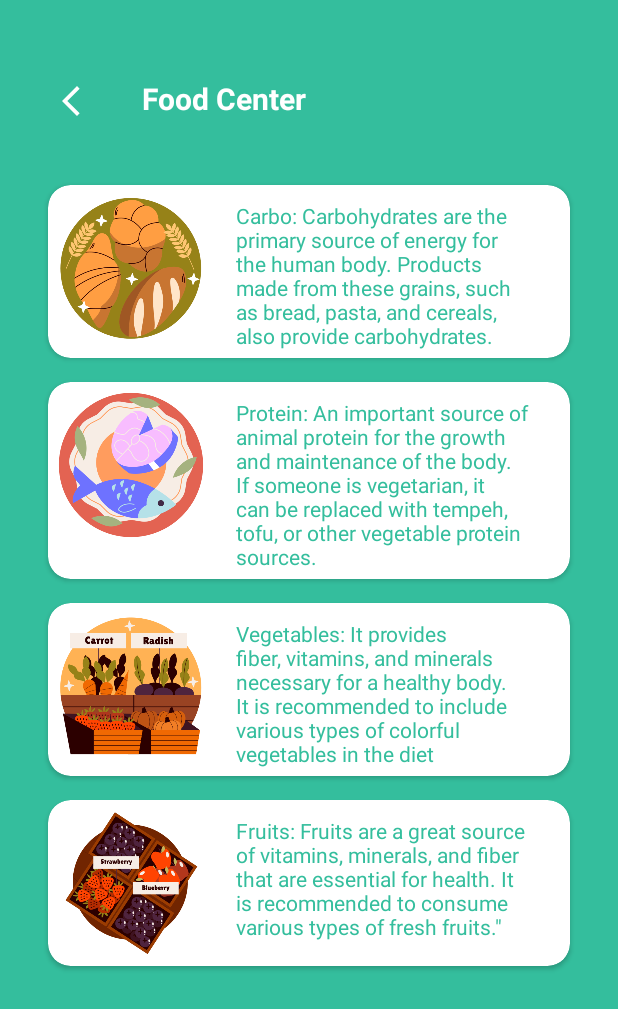
After one commit to Yuu18id/tugas-kelompok-2-android, an Android app: the FoodsActivity screen opened directly, with no data from a screen before it, on a phone screen of 412 x 824 dp. The commit adds this screen. Shown: the top 1009 px of the screen. Run offline under Robolectric (Android 15) with nearby library versions, the phone set to English and light mode, and no system bars; our stand-ins replace data binding.

Commit message:
Add : Data Binding Foods (Punya Haidar)

```diff
--- a/app/build.gradle.kts
+++ b/app/build.gradle.kts
@@ -26,6 +26,9 @@ android {
             )
         }
     }
+    buildFeatures{
+        dataBinding = true
+    }
     compileOptions {
         sourceCompatibility = JavaVersion.VERSION_1_8
         targetCompatibility = JavaVersion.VERSION_1_8
--- a/app/src/main/AndroidManifest.xml
+++ b/app/src/main/AndroidManifest.xml
@@ -22,7 +22,7 @@
             </intent-filter>
         </activity>
         <activity android:name=".Menu" />
-        <activity android:name=".Foods" />
+        <activity android:name=".FoodsActivity" />
         <activity android:name=".Time" />
         <activity android:name=".Workout" />
     </application>
--- /dev/null
+++ b/app/src/main/java/com/stechoq/tugaskelompok2/FoodsActivity.kt
@@ -0,0 +1,33 @@
+package com.stechoq.tugaskelompok2
+
+import android.content.Intent
+import android.os.Bundle
+import androidx.activity.enableEdgeToEdge
+import androidx.appcompat.app.AppCompatActivity
+import androidx.databinding.DataBindingUtil
+import com.stechoq.tugaskelompok2.data.FoodsData
+import com.stechoq.tugaskelompok2.databinding.ActivityFoodsBinding
+
+class FoodsActivity : AppCompatActivity() {
+    private lateinit var binding: ActivityFoodsBinding
+    override fun onCreate(savedInstanceState: Bundle?) {
+        super.onCreate(savedInstanceState)
+        enableEdgeToEdge()
+        binding = DataBindingUtil.setContentView(this, R.layout.activity_foods)
+
+        val food: FoodsData =
+            FoodsData(
+                "Carbo: Carbohydrates are the primary source of energy for the human body. Products made from these grains, such as bread, pasta, and cereals, also provide carbohydrates.",
+                "Protein: An important source of animal protein for the growth and maintenance of the body. If someone is vegetarian, it can be replaced with tempeh, tofu, or other vegetable protein sources.",
+                "Vegetables: It provides fiber, vitamins, and minerals necessary for a healthy body. It is recommended to include various types of colorful vegetables in the diet",
+                "Fruits: Fruits are a great source of vitamins, minerals, and fiber that are essential for health. It is recommended to consume various types of fresh fruits.\""
+
+            )
+        binding.foods = food
+
+        binding.backfood.setOnClickListener {
+            val intent = Intent(this, Menu::class.java)
+            startActivity(intent)
+        }
+    }
+}
--- a/app/src/main/java/com/stechoq/tugaskelompok2/Menu.kt
+++ b/app/src/main/java/com/stechoq/tugaskelompok2/Menu.kt
@@ -14,7 +14,7 @@ class Menu : AppCompatActivity() {
 
         img = findViewById(R.id.img_food)
         img.setOnClickListener {
-            startActivity(Intent(this, Foods::class.java))
+            startActivity(Intent(this, FoodsActivity::class.java))
         }
         img = findViewById(R.id.img_workout)
         img.setOnClickListener {
--- /dev/null
+++ b/app/src/main/java/com/stechoq/tugaskelompok2/data/FoodsData.kt
@@ -0,0 +1,8 @@
+package com.stechoq.tugaskelompok2.data
+
+data class FoodsData(
+    val firstFood: String,
+    val secondFood: String,
+    val thirdFood: String,
+    val fourthFood: String
+)
--- a/app/src/main/res/layout/activity_foods.xml
+++ b/app/src/main/res/layout/activity_foods.xml
@@ -1,31 +1,42 @@
 <?xml version="1.0" encoding="utf-8"?>
-<RelativeLayout xmlns:android="http://schemas.android.com/apk/res/android"
+<layout xmlns:android="http://schemas.android.com/apk/res/android"
     xmlns:app="http://schemas.android.com/apk/res-auto"
-    xmlns:tools="http://schemas.android.com/tools"
+    xmlns:tools="http://schemas.android.com/tools">
+
+    <data>
+
+        <variable
+            name="foods"
+            type="com.stechoq.tugaskelompok2.data.FoodsData" />
+
+    </data>
+
+    <RelativeLayout
         android:id="@+id/main"
         android:layout_width="match_parent"
         android:layout_height="match_parent"
         android:background="#34be9d"
-    tools:context=".Foods">
+        tools:context=".FoodsActivity">
 
         <LinearLayout
             android:layout_width="match_parent"
             android:layout_height="wrap_content"
             android:layout_marginTop="40dp">
+
             <ImageButton
                 android:id="@+id/backfood"
                 android:layout_width="wrap_content"
                 android:layout_height="wrap_content"
-        android:src="@drawable/ic_back_button"
+                android:layout_marginHorizontal="20dp"
                 android:background="#34be9d"
-        android:layout_marginHorizontal="20dp"
-        android:padding="15dp" />
+                android:padding="15dp"
+                android:src="@drawable/ic_back_button" />
 
             <TextView
                 android:layout_width="wrap_content"
                 android:layout_height="match_parent"
+                android:paddingTop="12dp"
                 android:text="Food Center"
-        android:paddingTop="12dp"
                 android:textColor="@color/white"
                 android:textSize="20sp"
                 android:textStyle="bold" />
@@ -35,124 +46,141 @@
             android:id="@+id/carbo"
             android:layout_width="match_parent"
             android:layout_height="wrap_content"
+            android:layout_marginStart="25dp"
+            android:layout_marginTop="115dp"
+            android:layout_marginEnd="25dp"
+            android:backgroundTint="@color/white"
+            app:cardCornerRadius="15dp"
             app:cardPreventCornerOverlap="true"
             app:cardUseCompatPadding="true"
-        android:layout_marginStart="25dp"
-        android:layout_marginEnd="25dp"
-        app:cardCornerRadius="15dp"
-        android:backgroundTint="@color/white"
-        app:contentPadding="5dp"
-        android:layout_marginTop="115dp">
+            app:contentPadding="5dp">
+
             <LinearLayout
                 android:layout_width="100dp"
                 android:layout_height="100dp"
                 android:orientation="vertical">
+
                 <ImageView
                     android:layout_width="match_parent"
                     android:layout_height="100dp"
-                android:src="@drawable/carbo"/>
+                    android:src="@drawable/carbo" />
             </LinearLayout>
+
             <TextView
+                android:id="@+id/firstFood"
                 android:layout_width="match_parent"
                 android:layout_height="match_parent"
+                android:layout_marginLeft="120dp"
                 android:layout_marginTop="5dp"
-            android:textColor="#34be9d"
-            android:layout_marginLeft="120dp"
                 android:layout_marginRight="20dp"
-            android:text="Carbo: Carbohydrates are the primary source of energy for the human body. Products made from these grains, such as bread, pasta, and cereals, also provide carbohydrates."/>
+                android:text="@{foods.firstFood}"
+                android:textColor="#34be9d" />
         </androidx.cardview.widget.CardView>
 
         <androidx.cardview.widget.CardView
             android:id="@+id/protein"
-        android:layout_below="@id/carbo"
             android:layout_width="match_parent"
             android:layout_height="wrap_content"
+            android:layout_below="@id/carbo"
+            android:layout_marginStart="25dp"
+            android:layout_marginEnd="25dp"
+            android:backgroundTint="@color/white"
+            app:cardCornerRadius="15dp"
             app:cardPreventCornerOverlap="true"
             app:cardUseCompatPadding="true"
-        android:layout_marginStart="25dp"
-        android:layout_marginEnd="25dp"
-        app:cardCornerRadius="15dp"
-        android:backgroundTint="@color/white"
             app:contentPadding="5dp">
+
             <LinearLayout
                 android:layout_width="100dp"
                 android:layout_height="100dp"
                 android:orientation="vertical">
+
                 <ImageView
                     android:layout_width="match_parent"
                     android:layout_height="100dp"
-                android:src="@drawable/fish"/>
+                    android:src="@drawable/fish" />
             </LinearLayout>
+
             <TextView
+                android:id="@+id/secondFood"
                 android:layout_width="match_parent"
                 android:layout_height="match_parent"
+                android:layout_marginLeft="120dp"
                 android:layout_marginTop="5dp"
-            android:textColor="#34be9d"
-            android:layout_marginLeft="120dp"
                 android:layout_marginRight="20dp"
-            android:text="Protein: An important source of animal protein for the growth and maintenance of the body. If someone is vegetarian, it can be replaced with tempeh, tofu, or other vegetable protein sources."/>
+                android:text="@{foods.secondFood}"
+                android:textColor="#34be9d" />
         </androidx.cardview.widget.CardView>
 
         <androidx.cardview.widget.CardView
             android:id="@+id/vege"
             android:layout_width="match_parent"
             android:layout_height="wrap_content"
+            android:layout_below="@id/protein"
+            android:layout_marginStart="25dp"
+            android:layout_marginEnd="25dp"
+            android:backgroundTint="@color/white"
+            app:cardCornerRadius="15dp"
             app:cardPreventCornerOverlap="true"
             app:cardUseCompatPadding="true"
-        android:layout_marginStart="25dp"
-        android:layout_marginEnd="25dp"
-        app:cardCornerRadius="15dp"
-        android:backgroundTint="@color/white"
-        app:contentPadding="5dp"
-        android:layout_below="@id/protein">
+            app:contentPadding="5dp">
+
             <LinearLayout
                 android:layout_width="100dp"
                 android:layout_height="100dp"
                 android:orientation="vertical">
+
                 <ImageView
                     android:layout_width="match_parent"
                     android:layout_height="100dp"
-                android:src="@drawable/vegetables"/>
+                    android:src="@drawable/vegetables" />
             </LinearLayout>
+
             <TextView
+                android:id="@+id/thirdFood"
                 android:layout_width="match_parent"
                 android:layout_height="match_parent"
+                android:layout_marginLeft="120dp"
                 android:layout_marginTop="5dp"
-            android:textColor="#34be9d"
-            android:layout_marginLeft="120dp"
                 android:layout_marginRight="20dp"
-            android:text="Vegetables: It provides fiber, vitamins, and minerals necessary for a healthy body. It is recommended to include various types of colorful vegetables in the diet"/>
+                android:text="@{foods.thirdFood}"
+                android:textColor="#34be9d" />
         </androidx.cardview.widget.CardView>
 
         <androidx.cardview.widget.CardView
             android:id="@+id/fruit"
             android:layout_width="match_parent"
             android:layout_height="wrap_content"
+            android:layout_below="@id/vege"
+            android:layout_marginStart="25dp"
+            android:layout_marginEnd="25dp"
+            android:backgroundTint="@color/white"
+            app:cardCornerRadius="15dp"
             app:cardPreventCornerOverlap="true"
             app:cardUseCompatPadding="true"
-        android:layout_marginStart="25dp"
-        android:layout_marginEnd="25dp"
-        app:cardCornerRadius="15dp"
-        android:backgroundTint="@color/white"
-        app:contentPadding="5dp"
-        android:layout_below="@id/vege">
+            app:contentPadding="5dp">
+
             <LinearLayout
                 android:layout_width="100dp"
                 android:layout_height="100dp"
                 android:orientation="vertical">
+
                 <ImageView
                     android:layout_width="match_parent"
                     android:layout_height="100dp"
-                android:src="@drawable/fruitz"/>
+                    android:src="@drawable/fruitz" />
             </LinearLayout>
+
             <TextView
+                android:id="@+id/fourthFood"
                 android:layout_width="match_parent"
                 android:layout_height="match_parent"
+                android:layout_marginLeft="120dp"
                 android:layout_marginTop="5dp"
-            android:textColor="#34be9d"
-            android:layout_marginLeft="120dp"
                 android:layout_marginRight="20dp"
-            android:text="Fruits: Fruits are a great source of vitamins, minerals, and fiber that are essential for health. It is recommended to consume various types of fresh fruits."/>
+                android:text="@{foods.fourthFood}"
+                android:textColor="#34be9d" />
         </androidx.cardview.widget.CardView>
 
     </RelativeLayout>
+</layout>
```
Also changed, not shown: app/src/main/java/com/stechoq/tugaskelompok2/Foods.kt (deleted, +0 -22 lines), app/src/main/res/layout/activity_menu.xml (+37 -25 lines). Lines whose indentation alone changed are shown as unchanged.
